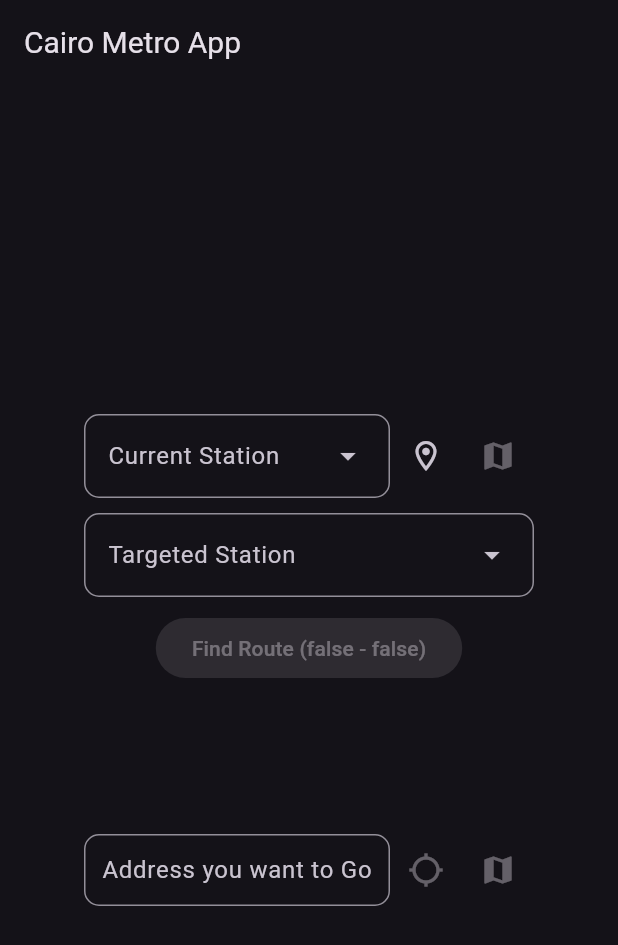
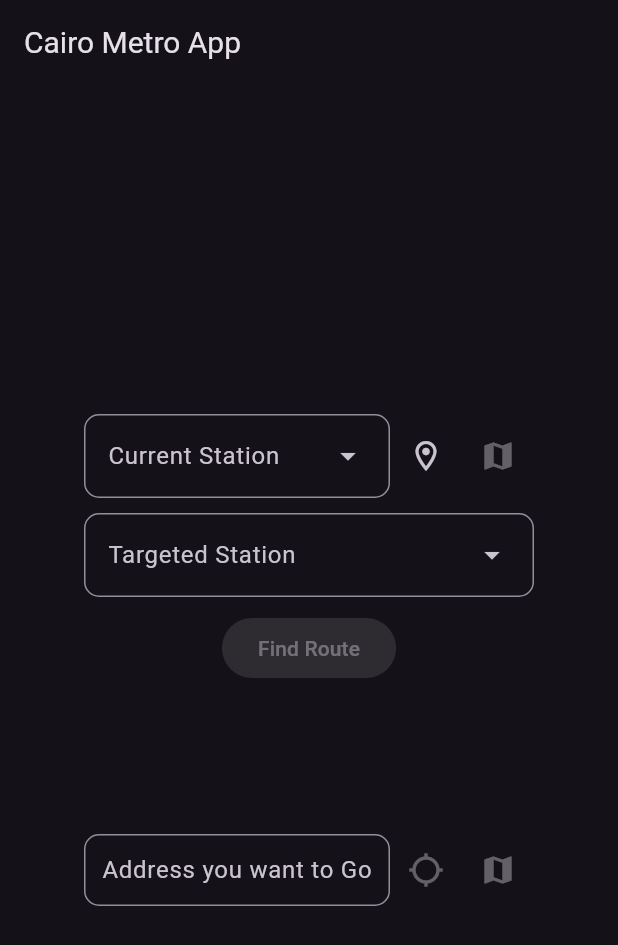
Before and after one commit to yousefheroo028/MetroSystem, a Flutter app: the screen it shows after launch, on a phone screen of 412 x 824 dp. Shown: the top 945 px of the screen. Run offline on Flutter 3.47's test engine with Material 3 defaults, Android fonts, the phone set to English and light mode, and no system bars; our stand-ins replace flutter_localization, geocoding, geolocator, get, get_storage, loading_animation_widget.

Commit message:
تطوير في ال UI.

```diff
--- a/lib/home_page.dart
+++ b/lib/home_page.dart
@@ -143,7 +143,7 @@ class _HomePageState extends State<HomePage> {
                             transition: Transition.cupertino,
                           )
                       : null,
-                  child: Text('Find Route (${controller.fromIsEntered.value} - ${controller.toIsEntered.value})'),
+                  child: const Text('Find Route'),
                 ),
               ),
               const SizedBox(height: 100),
```
